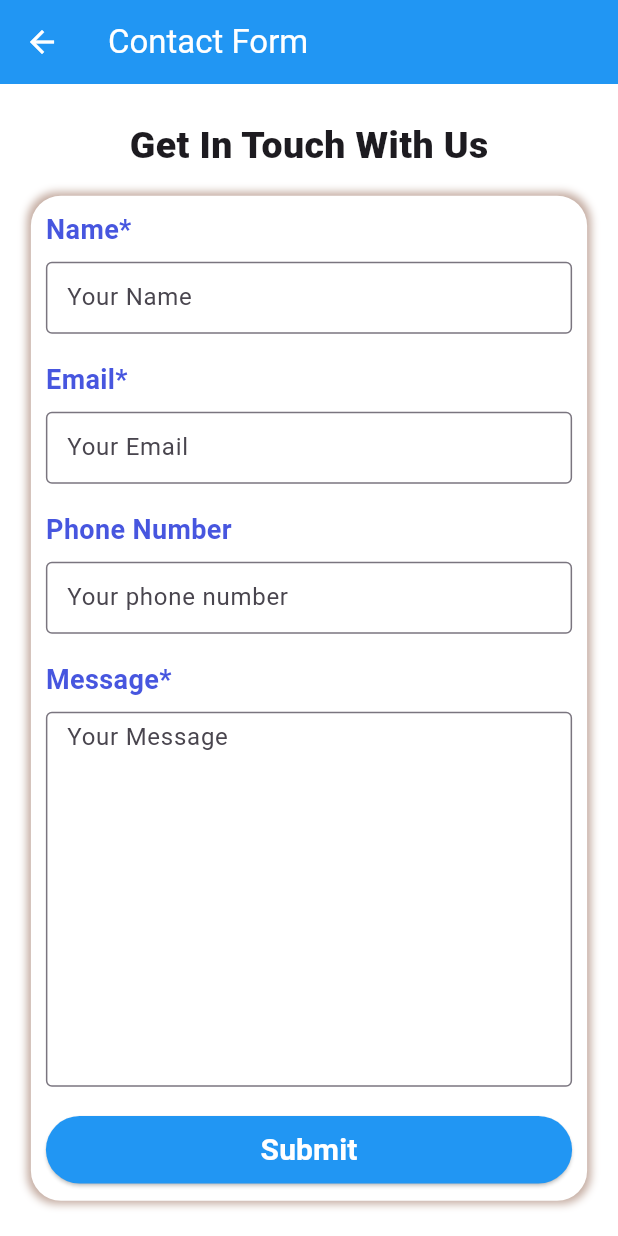
After one commit to chhua531001/flutter_more_widget, a Flutter app: the screen it shows after launch, after a tap on "ResponsiveContactFormDemo", on a phone screen of 412 x 824 dp. The commit adds this screen. Run offline on Flutter 3.47's test engine with Material 3 defaults, Android fonts, the phone set to English and light mode, and no system bars; our stand-ins replace animated_text_kit, audioplayers.

Commit message:
20240802更新
1.增加Responsive Contact Form demo
1.增加Animated Text Demo

```diff
--- a/lib/app_routes.dart
+++ b/lib/app_routes.dart
@@ -9,4 +9,6 @@ class AppRoutes {
   static const wrapPage = "/wrap_widget_page";
   static const responsiveNavbar = "/responsive_navbar";
   static const audioPlayer = "/audio_player";
+  static const contactForm = "/contact_form";
+  static const animatedText = "/animated_text";
 }
--- a/lib/main.dart
+++ b/lib/main.dart
@@ -1,9 +1,12 @@
+import 'package:animated_text_kit/animated_text_kit.dart';
 import 'package:flutter/material.dart';
 import 'package:flutter_more_widget/pages/alert_dialog_page.dart';
 import 'package:flutter_more_widget/pages/animated_menu_page.dart';
 import 'package:flutter_more_widget/app_routes.dart';
 import 'package:flutter_more_widget/pages/animated_search_bar_page.dart';
+import 'package:flutter_more_widget/pages/animated_text_page.dart';
 import 'package:flutter_more_widget/pages/audio_player.dart';
+import 'package:flutter_more_widget/pages/responsive_contact_form.dart';
 import 'package:flutter_more_widget/pages/custom_scroll_view_page.dart';
 import 'package:flutter_more_widget/pages/grid_view_page.dart';
 import 'package:flutter_more_widget/pages/responsive_navbar.dart';
@@ -62,6 +65,8 @@ class MyApp extends StatelessWidget {
         AppRoutes.wrapPage: (context) => const WrapWidgetPage(),
         AppRoutes.responsiveNavbar: (context) => const ResponsiveNavbar(),
         AppRoutes.audioPlayer: (context) => const AudioPlayerWidget(),
+        AppRoutes.contactForm: (context) => ResponsiveContactForm(),
+        AppRoutes.animatedText: (context) => const AnimatedTextPage(),
       },
     );
   }
@@ -195,6 +200,20 @@ class _MyHomePageState extends State<MyHomePage> {
                 //傳送參數到想顯示的頁面
                 Navigator.pushNamed(
                   context,
+                  AppRoutes.animatedText,
+                  arguments: {
+                    "index": 6,
+                  },
+                );
+              },
+              child: const Text("AnimatedTextDemo"),
+            ),
+            const SizedBox(height: 20,),
+            ElevatedButton(
+              onPressed: () {
+                //傳送參數到想顯示的頁面
+                Navigator.pushNamed(
+                  context,
                   AppRoutes.alertDialogPage,
                   arguments: {
                     "index": 5,
@@ -251,6 +270,20 @@ class _MyHomePageState extends State<MyHomePage> {
                 //傳送參數到想顯示的頁面
                 Navigator.pushNamed(
                   context,
+                  AppRoutes.contactForm,
+                  arguments: {
+                    "index": 6,
+                  },
+                );
+              },
+              child: const Text("ResponsiveContactFormDemo"),
+            ),
+            const SizedBox(height: 20,),
+            ElevatedButton(
+              onPressed: () {
+                //傳送參數到想顯示的頁面
+                Navigator.pushNamed(
+                  context,
                   AppRoutes.audioPlayer,
                   arguments: {
                     "index": 6,
@@ -259,6 +292,7 @@ class _MyHomePageState extends State<MyHomePage> {
               },
               child: const Text("AudioPlayerDemo"),
             ),
+            const SizedBox(height: 20,),
           ],
         ),
       ),
--- /dev/null
+++ b/lib/pages/responsive_contact_form.dart
@@ -0,0 +1,128 @@
+import 'package:flutter/material.dart';
+
+import '../widgets/contact_form_field.dart';
+import '../widgets/responsive.dart';
+
+// ignore: must_be_immutable
+class ResponsiveContactForm extends StatelessWidget {
+  ResponsiveContactForm({super.key});
+
+  TextEditingController nameController = TextEditingController();
+  TextEditingController emailController = TextEditingController();
+  TextEditingController phoneController = TextEditingController();
+  TextEditingController messageController = TextEditingController();
+
+
+  @override
+  Widget build(BuildContext context) {
+    // TextEditingController nameController = TextEditingController();
+    // TextEditingController emailController = TextEditingController();
+    // TextEditingController phoneController = TextEditingController();
+    // TextEditingController messageController = TextEditingController();
+
+    return Scaffold(
+      backgroundColor: Colors.white,
+      appBar: AppBar(
+        backgroundColor: Colors.blue,
+        foregroundColor: Colors.white,
+        title: const Text("Contact Form"),
+      ),
+      body: SafeArea(
+        child: Center(
+          child: SingleChildScrollView(
+            //在此加上clipBehavior: Clip.none，當height不足時，會使用到SingleChildScrollView時，邊線兩邊才不會消失
+            //是因為以下SizedBox有使用BoxShadow，會有寬度被截掉問題
+            clipBehavior: Clip.none,
+            child: Column(
+              children: [
+                const Text(
+                  'Get In Touch With Us',
+                  style: TextStyle(
+                    fontSize: 25,
+                    fontWeight: FontWeight.w800,
+                  ),
+                ),
+                const SizedBox(height: 15),
+                SizedBox(
+                  width: Responsiv.isMobile(context)
+                      // if the device is mobile then it takes the 90% of its total width of screen
+                      ? Responsiv.widthOfScreen(context) * 0.9
+                      // otherwise it takes the 80% of the total width of screen
+                      : Responsiv.widthOfScreen(context) * 0.8,
+                  child: DecoratedBox(
+                    decoration: BoxDecoration(
+                      boxShadow: const [
+                        BoxShadow(
+                          color: Color(0xFFC4ACA1),
+                          blurRadius: 4,
+                          spreadRadius: 2,
+                        )
+                      ],
+                      borderRadius: BorderRadius.circular(20),
+                      color: Colors.white,
+                    ),
+                    child: Padding(
+                      padding: const EdgeInsets.all(10),
+                      child: Column(
+                        crossAxisAlignment: CrossAxisAlignment.start,
+                        children: [
+                          ContactFormField(
+                            name: "Name*",
+                            maxLines: 1,
+                            hintText: "Your Name",
+                            controller: nameController,
+                          ),
+                          ContactFormField(
+                            name: 'Email*',
+                            maxLines: 1,
+                            hintText: 'Your Email',
+                            controller: emailController,
+                          ),
+                          ContactFormField(
+                            name: 'Phone Number',
+                            maxLines: 1,
+                            hintText: 'Your phone number',
+                            controller: phoneController,
+                          ),
+                          ContactFormField(
+                            controller: messageController,
+                            name: 'Message*',
+                            maxLines: 10,
+                            hintText: 'Your Message',
+                          ),
+                          Row(
+                            children: [
+                              Expanded(
+                                child: ElevatedButton(
+                                  style: OutlinedButton.styleFrom(
+                                      backgroundColor: Colors.blue),
+                                  onPressed: () {
+                                    debugPrint("Name -> ${nameController.text}");
+                                  },
+                                  child: const Padding(
+                                    padding: EdgeInsets.all(8.0),
+                                    child: Text(
+                                      'Submit',
+                                      style: TextStyle(
+                                          color: Colors.white,
+                                          fontSize: 20,
+                                          fontWeight: FontWeight.bold),
+                                    ),
+                                  ),
+                                ),
+                              ),
+                            ],
+                          ),
+                        ],
+                      ),
+                    ),
+                  ),
+                ),
+              ],
+            ),
+          ),
+        ),
+      ),
+    );
+  }
+}
--- a/lib/pages/responsive_navbar.dart
+++ b/lib/pages/responsive_navbar.dart
@@ -1,4 +1,5 @@
 import 'package:flutter/material.dart';
+import 'package:flutter_more_widget/widgets/responsive.dart';
 
 class ResponsiveNavbar extends StatefulWidget {
   const ResponsiveNavbar({super.key});
@@ -12,7 +13,6 @@ class _ResponsiveNavbarState extends State<ResponsiveNavbar> {
   double collapsAbleHeight = 0.0;
   @override
   Widget build(BuildContext context) {
-    double width = MediaQuery.of(context).size.width;
     return Scaffold(
       appBar: AppBar(
         title: const Text("Responsive Navbar Demo"),
@@ -38,7 +38,7 @@ class _ResponsiveNavbarState extends State<ResponsiveNavbar> {
                     ),
                   ),
                   // If screen width is less than 650 show the menu button (mobile view), else show the navbar items (web view),
-                  if (width < 650)
+                  if (Responsiv.isMobile(context))
                     NavBarMenuButton(
                       onPressed: () {
                         // Toggle the height of the collapsible menu
@@ -58,7 +58,7 @@ class _ResponsiveNavbarState extends State<ResponsiveNavbar> {
             AnimatedContainer(
               duration: const Duration(milliseconds: 400),
               // height of the collapsible menu based on screen width
-              height: (width < 650) ? collapsAbleHeight : 0,
+              height: (Responsiv.isMobile(context)) ? collapsAbleHeight : 0,
               width: double.infinity,
               color: Colors.black87,
               child: SingleChildScrollView(
--- /dev/null
+++ b/lib/widgets/contact_form_field.dart
@@ -0,0 +1,49 @@
+import 'package:flutter/material.dart';
+
+class ContactFormField extends StatelessWidget {
+  const ContactFormField({super.key, required this.name, required this.maxLines, required this.hintText, required this.controller});
+  final String name;
+  final int maxLines;
+  final String hintText;
+  final TextEditingController controller;
+
+
+  @override
+  Widget build(BuildContext context) {
+    return Padding(
+      padding: const EdgeInsets.only(bottom: 10),
+      child: Column(
+        crossAxisAlignment: CrossAxisAlignment.start,
+        children: [
+          Text(
+            name,
+            style: const TextStyle(
+              color: Color(0xFF4756DF),
+              fontSize: 18,
+              fontWeight: FontWeight.w600,
+            ),
+          ),
+          Padding(
+            padding: const EdgeInsets.symmetric(vertical: 8),
+            child: TextField(
+              controller: controller,
+              maxLines: maxLines,
+              decoration: InputDecoration(
+                hintText: hintText,
+                border: const OutlineInputBorder(
+                  borderSide: BorderSide(
+                    color: Color(0xFF4756DF),
+                  ),
+                ),
+                contentPadding: const EdgeInsets.symmetric(
+                  horizontal: 10,
+                  vertical: 5,
+                ),
+              ),
+            ),
+          ),
+        ],
+      ),
+    );
+  }
+}
--- /dev/null
+++ b/lib/widgets/responsive.dart
@@ -0,0 +1,14 @@
+import 'package:flutter/cupertino.dart';
+
+// this code makes our app responsive
+// The concept of this code is
+// if the screen width is less then or equal to 600 then it is mobile screen otherwise it is desktop and its take the full width of the device
+
+class Responsiv {
+  static bool isMobile(BuildContext context) {
+    return MediaQuery.of(context).size.width <= 600;
+  }
+  static double widthOfScreen(BuildContext context) {
+    return MediaQuery.of(context).size.width;
+  }
+}
--- a/pubspec.yaml
+++ b/pubspec.yaml
@@ -36,6 +36,7 @@ dependencies:
   # Use with the CupertinoIcons class for iOS style icons.
   cupertino_icons: ^1.0.6
   audioplayers: ^6.0.0
+  animated_text_kit: ^4.2.2
 
 dev_dependencies:
   flutter_test:
```
Also changed, not shown: lib/pages/animated_text_page.dart (added, +16 -0 lines), lib/widgets/animated_text_widget.dart (added, +57 -0 lines), pubspec.lock, 3 other files.
